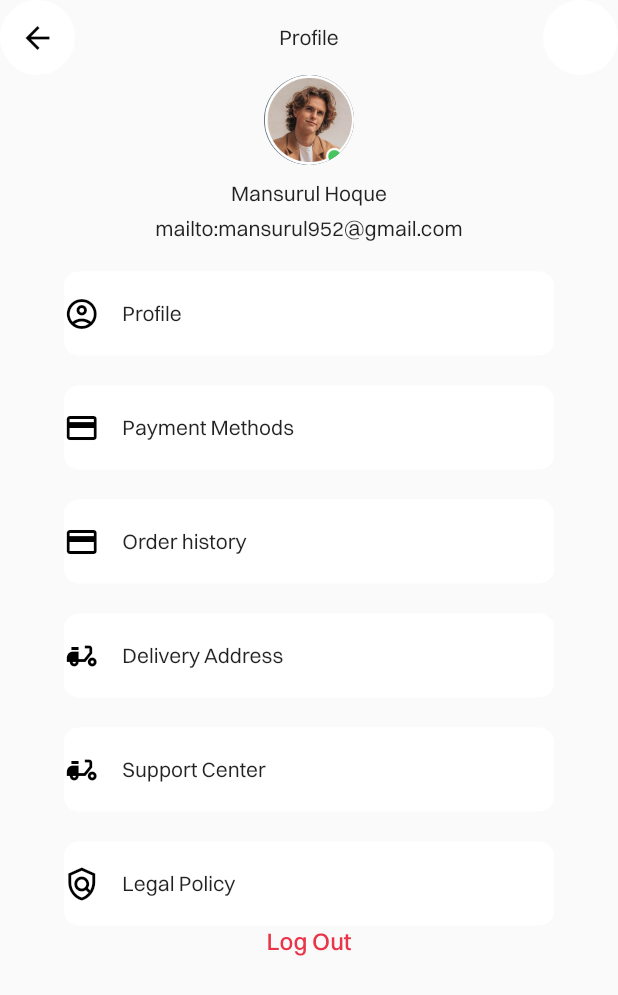
After one commit to Jigarchovatiya/furniture_store, a Flutter app: the ProfilePage screen opened directly, on a phone screen of 412 x 824 dp. The commit adds this screen. Shown: the top 995 px of the screen. Run offline on Flutter 3.47's test engine with Material 2 defaults, Android fonts, the phone set to English and light mode, and no system bars; our stand-ins replace smooth_page_indicator.

Commit message:
04-05-2023

```diff
--- a/lib/res/constant/app_assets.dart
+++ b/lib/res/constant/app_assets.dart
@@ -13,4 +13,8 @@ class AppAssets {
 
   ///sign in -->
   static const String google = "${imageBasePath}google.png";
+
+  ///bottomBar -->
+// profile
+  static const String profile = "${imageBasePath}Group 185.png";
 }
--- /dev/null
+++ b/lib/view/bottom_bar/profile.dart
@@ -0,0 +1,171 @@
+import 'package:flutter/material.dart';
+import 'package:furniture_store/res/constant/app_assets.dart';
+import 'package:furniture_store/res/constant/app_colors.dart';
+
+class ProfilePage extends StatefulWidget {
+  const ProfilePage({Key? key}) : super(key: key);
+
+  @override
+  State<ProfilePage> createState() => _ProfilePageState();
+}
+
+class _ProfilePageState extends State<ProfilePage> {
+  @override
+  Widget build(BuildContext context) {
+    return Scaffold(
+      body: SingleChildScrollView(
+        child: SafeArea(
+          child: Column(
+            children: [
+              Row(
+                mainAxisAlignment: MainAxisAlignment.spaceBetween,
+                children: [
+                  GestureDetector(
+                    onTap: () {
+                      // Navigator.pushReplacement(context, MaterialPageRoute(
+                      //   builder: (context) {
+                      //     return BottomNavigationBarPage();
+                      //   },
+                      // ));
+                    },
+                    child: const CircleAvatar(
+                      backgroundColor: Colors.white,
+                      radius: 25,
+                      child: Icon(
+                        Icons.arrow_back,
+                        color: Colors.black,
+                      ),
+                    ),
+                  ),
+                  Row(
+                    children: const [
+                      Text('Profile'),
+                    ],
+                  ),
+                  const CircleAvatar(
+                    backgroundColor: Colors.white,
+                    radius: 25,
+                  ),
+                ],
+              ),
+              const CircleAvatar(
+                radius: 30,
+                backgroundImage: AssetImage(AppAssets.profile),
+              ),
+              Container(
+                margin: const EdgeInsets.only(top: 10),
+                child: const Text('Mansurul Hoque'),
+              ),
+              Container(
+                margin: const EdgeInsets.only(top: 5),
+                child: const Text('mailto:mansurul952@gmail.com'),
+              ),
+              Container(
+                margin: const EdgeInsets.only(top: 20),
+                height: 56,
+                width: 327,
+                decoration: BoxDecoration(color: Colors.white, borderRadius: BorderRadius.circular(10)),
+                child: Row(
+                  children: [
+                    const Icon(
+                      Icons.account_circle_outlined,
+                      color: AppColors.black,
+                    ),
+                    Container(
+                      margin: const EdgeInsets.only(left: 15),
+                      child: const Text('Profile'),
+                    ),
+                  ],
+                ),
+              ),
+              Container(
+                margin: const EdgeInsets.only(top: 20),
+                height: 56,
+                width: 327,
+                decoration: BoxDecoration(color: Colors.white, borderRadius: BorderRadius.circular(10)),
+                child: Row(
+                  children: [
+                    const Icon(
+                      Icons.payment,
+                      color: AppColors.black,
+                    ),
+                    Container(margin: const EdgeInsets.only(left: 15), child: const Text('Payment Methods'))
+                  ],
+                ),
+              ),
+              Container(
+                margin: const EdgeInsets.only(top: 20),
+                height: 56,
+                width: 327,
+                decoration: BoxDecoration(color: Colors.white, borderRadius: BorderRadius.circular(10)),
+                child: Row(
+                  children: [
+                    const Icon(
+                      Icons.payment,
+                      color: AppColors.black,
+                    ),
+                    Container(margin: const EdgeInsets.only(left: 15), child: const Text('Order history'))
+                  ],
+                ),
+              ),
+              Container(
+                margin: const EdgeInsets.only(top: 20),
+                height: 56,
+                width: 327,
+                decoration: BoxDecoration(color: Colors.white, borderRadius: BorderRadius.circular(10)),
+                child: Row(
+                  children: [
+                    // AppIcon.orderSvg().marginOnly(left: 25),
+                    const Icon(
+                      Icons.delivery_dining,
+                      color: AppColors.black,
+                    ),
+                    Container(margin: const EdgeInsets.only(left: 15), child: const Text('Delivery Address'))
+                  ],
+                ),
+              ),
+              Container(
+                margin: const EdgeInsets.only(top: 20),
+                height: 56,
+                width: 327,
+                decoration: BoxDecoration(color: Colors.white, borderRadius: BorderRadius.circular(10)),
+                child: Row(
+                  children: [
+                    const Icon(
+                      Icons.delivery_dining,
+                      color: AppColors.black,
+                    ),
+                    Container(margin: const EdgeInsets.only(left: 15), child: const Text('Support Center'))
+                  ],
+                ),
+              ),
+              Container(
+                margin: const EdgeInsets.only(top: 20),
+                height: 56,
+                width: 327,
+                decoration: BoxDecoration(color: Colors.white, borderRadius: BorderRadius.circular(10)),
+                child: Row(
+                  children: [
+                    // AppIcon.orderSvg().marginOnly(left: 25),
+                    const Icon(
+                      Icons.policy_outlined,
+                      color: AppColors.black,
+                    ),
+                    Container(margin: const EdgeInsets.only(left: 15), child: const Text('Legal Policy'))
+                  ],
+                ),
+              ),
+              const Text(
+                'Log Out',
+                style: TextStyle(fontWeight: FontWeight.w500, fontSize: 16, color: Color(0xffEA3549)),
+              ),
+              const SizedBox(
+                height: 50,
+              ),
+            ],
+          ),
+        ),
+      ),
+    );
+  }
+}
```
Also changed, not shown: assets/images/Group 185.png (added).
